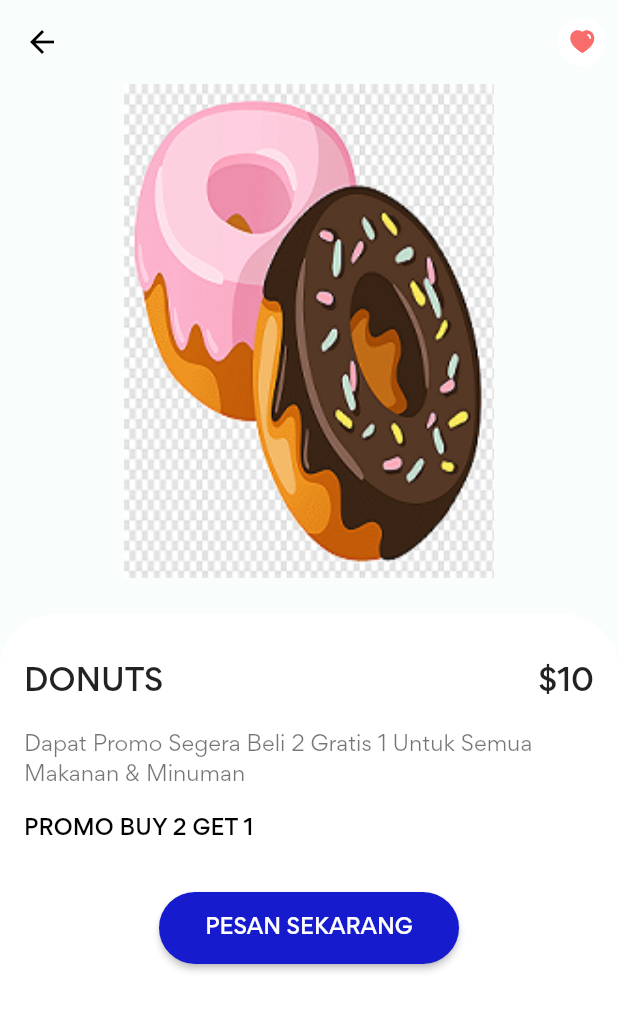
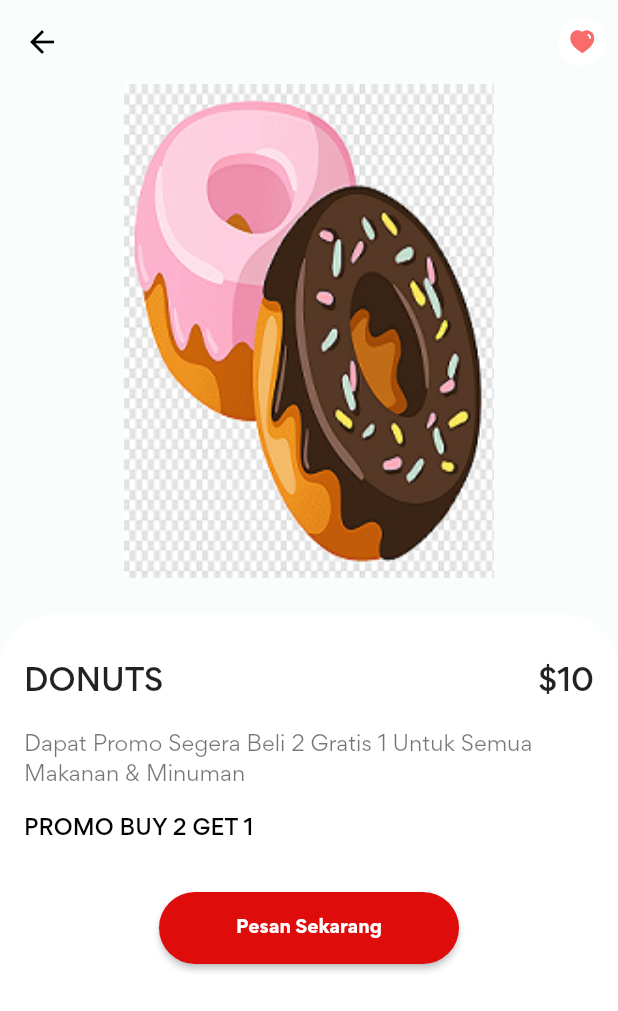
Before and after one commit to fikrimauladi123/tugas1b, a Flutter app: the DetailsScreen screen opened directly with sample values from the repository, on a phone screen of 412 x 824 dp. Shown: the top 1011 px of the screen. Run offline on Flutter 3.47's test engine with Material 2 defaults, Android fonts, the phone set to English and light mode, and no system bars; drawn by our look-alikes of animated_text_kit; our stand-ins replace flutter_svg.

Commit message:
first commit

```diff
--- a/lib/constants.dart
+++ b/lib/constants.dart
@@ -1,7 +1,7 @@
 import 'package:flutter/material.dart';
 
-const Color primaryColor = Color.fromARGB(255, 22, 28, 206);
-const Color bgColor = Color.fromARGB(255, 137, 10, 25);
+const Color primaryColor = Color.fromARGB(255, 223, 12, 12);
+const Color bgColor = Color.fromARGB(255, 244, 244, 244);
 
 const double defaultPadding = 16.0;
 const double defaultBorderRadius = 12.0;
--- a/lib/main.dart
+++ b/lib/main.dart
@@ -14,7 +14,7 @@ class MyApp extends StatelessWidget {
   Widget build(BuildContext context) {
     return MaterialApp(
       debugShowCheckedModeBanner: false,
-      title: 'Tugas 1 Viqri',
+      title: 'Tugas Viqri',
       theme: ThemeData(
         scaffoldBackgroundColor: bgColor,
         primarySwatch: Colors.blue,
--- a/lib/screens/details/details_screen.dart
+++ b/lib/screens/details/details_screen.dart
@@ -1,9 +1,8 @@
+import 'package:animated_text_kit/animated_text_kit.dart';
 import 'package:flutter/material.dart';
 import 'package:flutter_svg/svg.dart';
 import 'package:stylish/constants.dart';
 import 'package:stylish/models/Product.dart';
-
-import 'components/color_dot.dart';
 
 class DetailsScreen extends StatelessWidget {
   const DetailsScreen({Key? key, required this.product}) : super(key: key);
@@ -86,7 +85,22 @@ class DetailsScreen extends StatelessWidget {
                         style: ElevatedButton.styleFrom(
                             primary: primaryColor,
                             shape: const StadiumBorder()),
-                        child: const Text("PESAN SEKARANG"),
+                        child: AnimatedTextKit(
+                          animatedTexts: [
+                            TypewriterAnimatedText(
+                              'Pesan Sekarang',
+                              textStyle: const TextStyle(
+                                fontSize: 12.0,
+                                fontWeight: FontWeight.bold,
+                              ),
+                              speed: const Duration(milliseconds: 100),
+                            ),
+                          ],
+                          totalRepeatCount: 3,
+                          pause: const Duration(milliseconds: 500),
+                          displayFullTextOnTap: true,
+                          stopPauseOnTap: true,
+                        ),
                       ),
                     ),
                   )
--- a/lib/screens/home/components/search_form.dart
+++ b/lib/screens/home/components/search_form.dart
@@ -20,7 +20,7 @@ class SearchForm extends StatelessWidget {
         onSaved: (value) {},
         decoration: InputDecoration(
           filled: true,
-          fillColor: Color.fromARGB(255, 154, 209, 153),
+          fillColor: Color.fromARGB(255, 142, 11, 59),
           hintText: "Cari Makanan...",
           border: outlineInputBorder,
           enabledBorder: outlineInputBorder,
--- a/lib/screens/home/home_screen.dart
+++ b/lib/screens/home/home_screen.dart
@@ -1,3 +1,4 @@
+import 'package:animated_text_kit/animated_text_kit.dart';
 import 'package:flutter/material.dart';
 import 'package:flutter_svg/flutter_svg.dart';
 import 'package:stylish/constants.dart';
@@ -21,8 +22,6 @@ class HomeScreen extends StatelessWidget {
         title: Row(
           mainAxisAlignment: MainAxisAlignment.center,
           children: [
-            SvgPicture.asset("assets/icons/Location.svg"),
-            const SizedBox(width: defaultPadding / 2),
             Text(
               "Bogor Ciapus",
               style: Theme.of(context).textTheme.bodyText1,
--- a/pubspec.yaml
+++ b/pubspec.yaml
@@ -34,6 +34,8 @@ dependencies:
   # Use with the CupertinoIcons class for iOS style icons.
   cupertino_icons: ^1.0.2
   flutter_svg: ^1.0.3
+  animated_text_kit: ^4.2.1
+  flutter_animated_button: ^2.0.2
 
 dev_dependencies:
   flutter_test:
```
Also changed, not shown: pubspec.lock, 1 other file.
